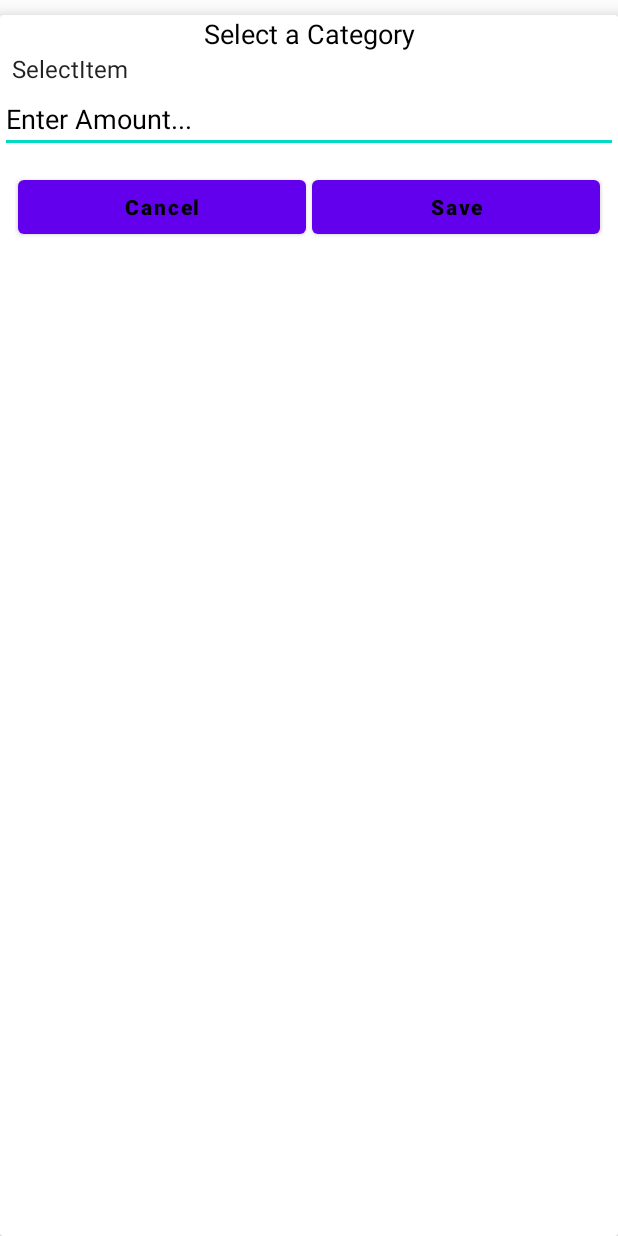
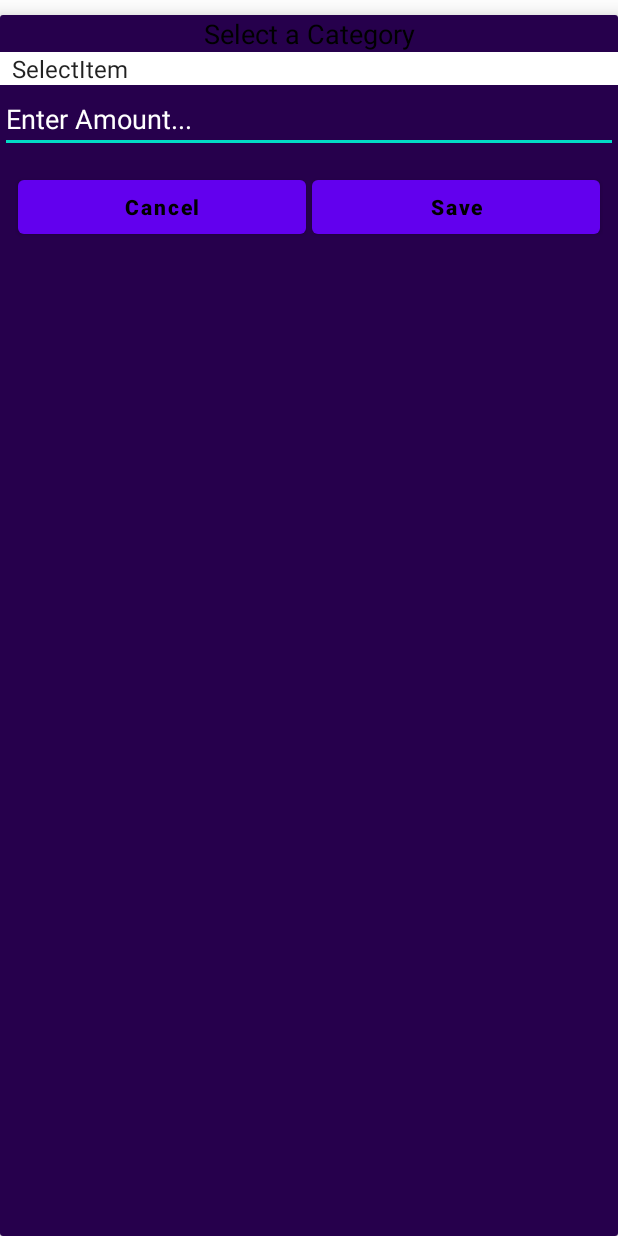
Before and after one commit to ZeffJsdan/ANDECA2, an Android app: the layout input_layout.xml on its own in the app's theme, with its tools: preview values and no code run, on a phone screen of 412 x 824 dp. Run offline under Robolectric (Android 15) with nearby library versions, the phone set to English and light mode, and no system bars.

Commit message:
changed input layout file

```diff
--- a/app/src/main/res/layout/input_layout.xml
+++ b/app/src/main/res/layout/input_layout.xml
@@ -10,7 +10,8 @@
     <LinearLayout
         android:layout_width="match_parent"
         android:layout_height="match_parent"
-        android:orientation="vertical">
+        android:orientation="vertical"
+        android:background="#26004C">
         <TextView
             android:layout_width="match_parent"
             android:layout_height="wrap_content"
@@ -28,7 +29,7 @@
                 android:layout_height="wrap_content"
                 android:layout_gravity="center"
                 android:gravity="center"
-                android:id="@+id/itemSpinner"
+                android:id="@+id/itemspinner"
                 android:entries="@array/items"
                 android:background="@color/white">
 
@@ -39,8 +40,8 @@
                 android:hint="Enter Amount..."
                 android:inputType="number"
                 android:id="@+id/amount"
-                android:textColor="@color/black"
-                android:textColorHint="@color/black"/>
+                android:textColor="@color/white"
+                android:textColorHint="@color/white"/>
             <EditText
                 android:visibility="gone"
                 android:layout_width="match_parent"
@@ -77,15 +78,20 @@
                 android:layout_width="0dp"
                 android:layout_height="wrap_content"
                 android:layout_weight="1">
+
                 <Button
+                    android:id="@+id/save"
                     android:layout_width="match_parent"
                     android:layout_height="wrap_content"
-                android:id="@+id/save"
+                    android:layout_marginStart="2dp"
+                    android:layout_marginTop="2dp"
+                    android:layout_marginEnd="2dp"
+                    android:layout_marginBottom="2dp"
                     android:text="Save"
                     android:textAllCaps="false"
                     android:textColor="@color/black"
                     android:textStyle="bold"
-                android:layout_margin="2dp"/>
+                    />
             </RelativeLayout>
         </LinearLayout>
     </LinearLayout>
```
Lines whose indentation alone changed are shown as unchanged.
